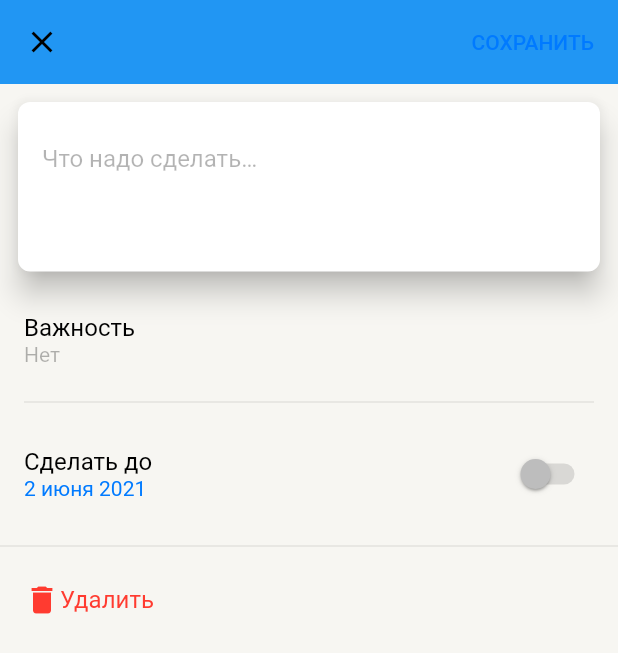
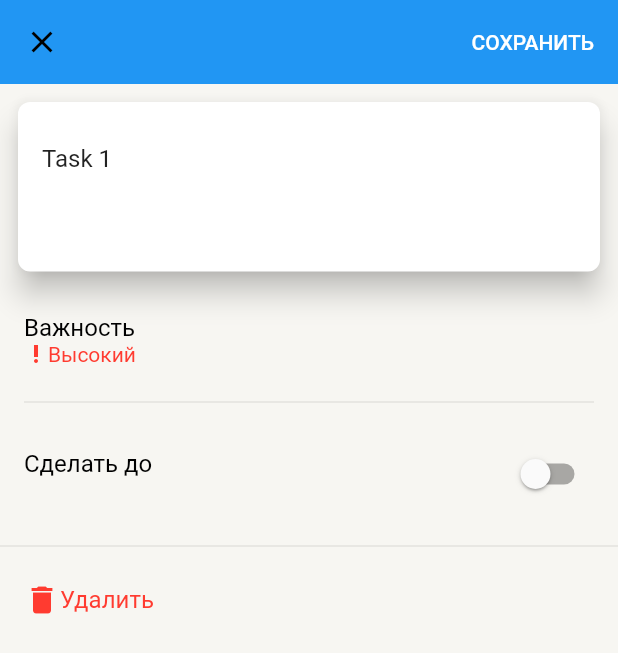
Before and after one commit to OlegSharshakovShyber/Tasky, a Flutter app: the screen it shows after launch, on a phone screen of 412 x 824 dp. Shown: the top 653 px of the screen. Run offline on Flutter 3.47's test engine with Material 2 defaults, Android fonts, the phone set to English and light mode, and no system bars.

Commit message:
- wip task info screen

```diff
--- a/lib/main.dart
+++ b/lib/main.dart
@@ -15,7 +15,7 @@ class MyApp extends StatelessWidget {
       title: 'Tasky',
       theme: ThemeData.light(),
       debugShowCheckedModeBanner: false,
-      home: const TaskInfoScreen(title: 'Flutter Demo Home Page'),
+      home: const TaskInfoScreen(),
     );
   }
 }
--- a/lib/models/task_model.dart
+++ b/lib/models/task_model.dart
@@ -1,7 +1,7 @@
 class TaskModel {
   int uid;
   bool isCompleted;
-  final String value;
+  String value;
   bool? isPriority;
   String? date;
 
--- a/lib/screens/task_info/task_info_screen.dart
+++ b/lib/screens/task_info/task_info_screen.dart
@@ -1,54 +1,34 @@
 import 'package:flutter/material.dart';
+import 'package:intl/intl.dart';
+import 'package:tasky/models/task_model.dart';
+import 'package:tasky/ui/element/priority/priority_widget.dart';
 import 'package:tasky/ui/element/title/content/sub_title_widget.dart';
 import 'package:tasky/ui/element/title/content/title_widget.dart';
 
 class TaskInfoScreen extends StatefulWidget {
-  const TaskInfoScreen({super.key, required this.title});
-
-  final String title;
+  const TaskInfoScreen({super.key});
 
   @override
   State<TaskInfoScreen> createState() => _TaskInfoScreenState();
 }
 
 class _TaskInfoScreenState extends State<TaskInfoScreen> {
-  ScrollController? _scrollController;
-  bool _lastStatus = true;
-  double _height = 140;
+  final TextEditingController textEditingController = TextEditingController();
 
-  void _scrollListener() {
-    if (_isShrink != _lastStatus) {
-      setState(() {
-        _lastStatus = _isShrink;
-      });
-    }
-  }
-
-  bool get _isShrink {
-    return _scrollController != null &&
-        _scrollController!.hasClients &&
-        _scrollController!.offset > (_height - kToolbarHeight);
-  }
-
-  @override
-  void initState() {
-    super.initState();
-    _scrollController = ScrollController()..addListener(_scrollListener);
-  }
-
-  @override
-  void dispose() {
-    _scrollController?.removeListener(_scrollListener);
-    _scrollController?.dispose();
-    super.dispose();
-  }
+  var task = TaskModel(
+    uid: 0,
+    isCompleted: false,
+    value: 'Task 1',
+    isPriority: true,
+    date: null,
+  );
 
   @override
   Widget build(BuildContext context) {
+    textEditingController.text = task.value;
     return Scaffold(
       backgroundColor: const Color(0xfff7f6f2),
       body: NestedScrollView(
-        controller: _scrollController,
         headerSliverBuilder: (context, innerBoxIsScrolled) {
           return [
             const SliverAppBar(
@@ -65,7 +45,7 @@ class _TaskInfoScreenState extends State<TaskInfoScreen> {
                   Text(
                     "СОХРАНИТЬ",
                     style: TextStyle(
-                      color: Color(0xff007aff),
+                      color: Colors.white,
                       fontSize: 14,
                       fontFamily: "Roboto",
                       fontWeight: FontWeight.w500,
@@ -90,6 +70,10 @@ class _TaskInfoScreenState extends State<TaskInfoScreen> {
                 child: Padding(
                   padding: const EdgeInsets.all(16.0),
                   child: TextFormField(
+                    controller: textEditingController,
+                    onChanged: (value) {
+                      task.value = value;
+                    },
                     maxLines: null,
                     minLines: 3,
                     decoration: const InputDecoration(
@@ -104,45 +88,67 @@ class _TaskInfoScreenState extends State<TaskInfoScreen> {
                 ),
               ),
             ),
-            const Padding(
-              padding: EdgeInsets.all(16.0),
-              child: Column(
-                crossAxisAlignment: CrossAxisAlignment.start,
-                children: [
-                  TitleWidget(
-                    "Важность",
-                    color: Colors.black,
-                  ),
-                  SubTitleWidget(
-                    "Нет",
-                    color: Color(0x4c000000),
-                  ),
-                ],
+            Padding(
+              padding: const EdgeInsets.all(16.0),
+              child: PriorityWidget(
+                isPriority: task.isPriority,
+                newPriorityCallback: (value) {
+                  setState(() {
+                    task.isPriority = value;
+                  });
+                },
               ),
             ),
             const Padding(
               padding: EdgeInsets.symmetric(horizontal: 16),
               child: Divider(),
             ),
-            const Padding(
-              padding: EdgeInsets.all(16.0),
+            Padding(
+              padding: const EdgeInsets.all(16.0),
               child: Row(
                 children: [
                   Column(
                     crossAxisAlignment: CrossAxisAlignment.start,
                     children: [
-                      TitleWidget(
+                      const TitleWidget(
                         "Сделать до",
                         color: Colors.black,
                       ),
-                      SubTitleWidget(
-                        "2 июня 2021",
-                        color: Color(0xff007aff),
-                      ),
+                      task.date?.isNotEmpty == true
+                          ? SubTitleWidget(
+                              task.date.toString(),
+                              color: const Color(0xff007aff),
+                            )
+                          : const SizedBox(
+                              height: 14,
+                            ),
                     ],
                   ),
-                  Spacer(),
-                  Switch(value: false, onChanged: null)
+                  const Spacer(),
+                  Switch(
+                    value: task.date?.isNotEmpty == true,
+                    onChanged: (value) {
+                      if (value) {
+                        showDatePicker(
+                          context: context,
+                          initialDate: DateTime.now(),
+                          firstDate: DateTime(2000),
+                          lastDate: DateTime(2100),
+                        ).then((selectedDate) {
+                          if (selectedDate != null) {
+                            setState(() {
+                              task.date =
+                                  DateFormat('yyyy-MM-dd').format(selectedDate);
+                            });
+                          }
+                        });
+                      } else {
+                        setState(() {
+                          task.date = null;
+                        });
+                      }
+                    },
+                  ),
                 ],
               ),
             ),
--- a/lib/screens/task_list/task_list_screen.dart
+++ b/lib/screens/task_list/task_list_screen.dart
@@ -9,9 +9,7 @@ import 'package:tasky/ui/element/title/header/title_header_widget.dart';
 import 'package:tasky/ui/header/header_widget.dart';
 
 class TaskListScreen extends StatefulWidget {
-  const TaskListScreen({super.key, required this.title});
-
-  final String title;
+  const TaskListScreen({super.key});
 
   @override
   State<TaskListScreen> createState() => _TaskListScreenState();
--- /dev/null
+++ b/lib/ui/element/priority/priority_widget.dart
@@ -0,0 +1,115 @@
+import 'package:flutter/material.dart';
+import 'package:tasky/ui/element/title/content/sub_title_widget.dart';
+import 'package:tasky/ui/element/title/content/title_widget.dart';
+
+class PriorityWidget extends StatefulWidget {
+  const PriorityWidget({
+    super.key,
+    required this.newPriorityCallback,
+    required this.isPriority,
+  });
+
+  final bool? isPriority;
+  final Function(bool?) newPriorityCallback;
+
+  @override
+  State<PriorityWidget> createState() => _PriorityWidgetState();
+}
+
+class _PriorityWidgetState extends State<PriorityWidget> {
+  bool isMenuOpen = false;
+
+  void toggleMenu() {
+    setState(() {
+      isMenuOpen = !isMenuOpen;
+    });
+  }
+
+  @override
+  Widget build(BuildContext context) {
+    return isMenuOpen
+        ? Card(
+            elevation: 4,
+            child: Column(
+              children: <Widget>[
+                ListTile(
+                  title: const SubTitleWidget(
+                    "Нет",
+                    color: Colors.black,
+                  ),
+                  onTap: () => {toggleMenu(), widget.newPriorityCallback(null)},
+                ),
+                ListTile(
+                  title: const Row(
+                    children: [
+                      Icon(
+                        Icons.arrow_downward,
+                        color: Color(0x33000000),
+                        size: 16,
+                      ),
+                      SubTitleWidget(
+                        "Низкий",
+                        color: Colors.black,
+                      ),
+                    ],
+                  ),
+                  onTap: () =>
+                      {toggleMenu(), widget.newPriorityCallback(false)},
+                ),
+                ListTile(
+                  title: const Row(
+                    children: [
+                      Icon(
+                        Icons.priority_high,
+                        color: Color(0xffff3b30),
+                        size: 16,
+                      ),
+                      SubTitleWidget(
+                        "Высокий",
+                        color: Color(0xffff3b30),
+                      ),
+                    ],
+                  ),
+                  onTap: () => {toggleMenu(), widget.newPriorityCallback(true)},
+                ),
+              ],
+            ),
+          )
+        : GestureDetector(
+            onTap: toggleMenu,
+            child: Column(
+              crossAxisAlignment: CrossAxisAlignment.start,
+              children: [
+                const TitleWidget(
+                  "Важность",
+                  color: Colors.black,
+                ),
+                widget.isPriority == null
+                    ? const SubTitleWidget(
+                        "Нет",
+                        color: Color(0x4c000000),
+                      )
+                    : Row(
+                        children: [
+                          Icon(
+                            widget.isPriority == true
+                                ? Icons.priority_high
+                                : Icons.arrow_downward,
+                            color: widget.isPriority == true
+                                ? const Color(0xffff3b30)
+                                : const Color(0x33000000),
+                            size: 16,
+                          ),
+                          SubTitleWidget(
+                            widget.isPriority == true ? "Высокий" : "Низкий",
+                            color: widget.isPriority == true
+                                ? const Color(0xffff3b30)
+                                : const Color(0x33000000),
+                          ),
+                        ],
+                      ),
+              ],
+            ),
+          );
+  }
+}
--- a/pubspec.yaml
+++ b/pubspec.yaml
@@ -12,6 +12,7 @@ dependencies:
     sdk: flutter
 
   cupertino_icons: ^1.0.2
+  intl: ^0.18.1
 
 dev_dependencies:
   flutter_test:
```
